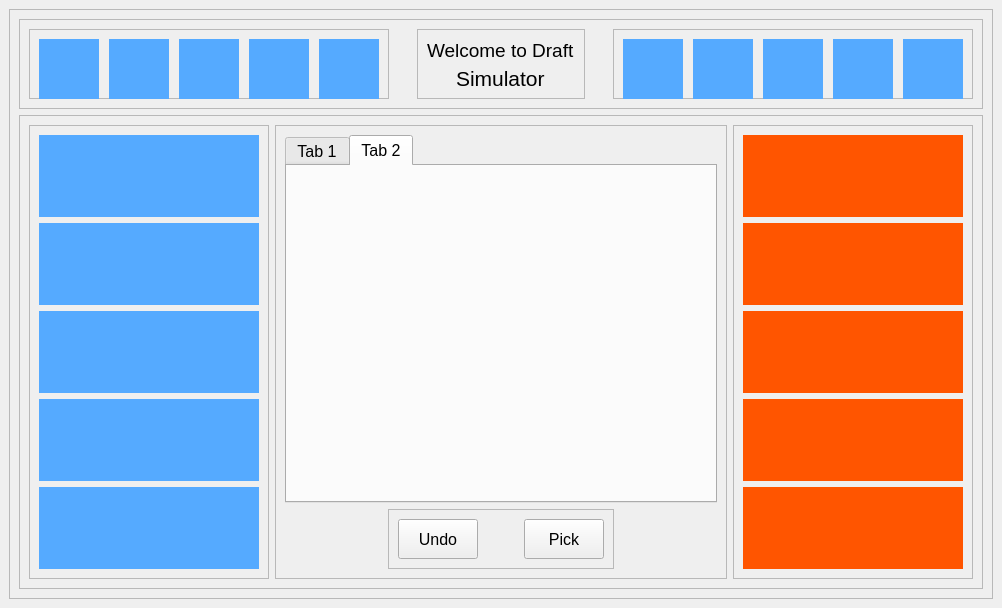
Before: the Qt Designer form ui/draft.ui in elian-olbz/mlbb-drafting-and-simulation-tools, drawn with Qt 5.
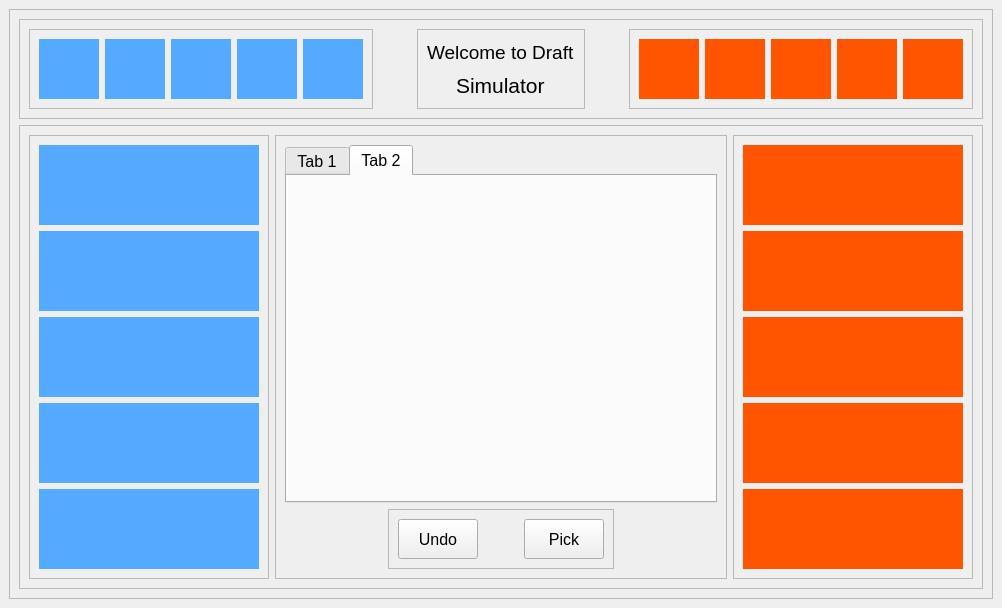
After: the same form once the commit is applied. The open tabs and pages were chosen to show the change.

Commit message: heroes properly displaying when clicked, attempt to add highlight when clicked failed. Only last tab highlights properly

```diff
--- a/ui/draft.ui
+++ b/ui/draft.ui
@@ -41,22 +41,10 @@
          <layout class="QHBoxLayout" name="horizontalLayout">
           <item>
            <widget class="QFrame" name="blue_ban_frame">
-            <property name="sizePolicy">
-             <sizepolicy hsizetype="Fixed" vsizetype="Fixed">
-              <horstretch>0</horstretch>
-              <verstretch>0</verstretch>
-             </sizepolicy>
-            </property>
             <property name="minimumSize">
              <size>
-              <width>360</width>
-              <height>70</height>
-             </size>
-            </property>
-            <property name="maximumSize">
-             <size>
-              <width>400</width>
-              <height>70</height>
+              <width>0</width>
+              <height>0</height>
              </size>
             </property>
             <property name="frameShape">
@@ -65,6 +53,8 @@
             <property name="frameShadow">
              <enum>QFrame::Raised</enum>
             </property>
+            <layout class="QHBoxLayout" name="horizontalLayout_3">
+             <item>
             <widget class="QLabel" name="blue_ban1">
              <property name="geometry">
               <rect>
@@ -102,15 +92,9 @@
               <set>Qt::AlignCenter</set>
              </property>
             </widget>
+             </item>
+             <item>
             <widget class="QLabel" name="blue_ban2">
-             <property name="geometry">
-              <rect>
-               <x>80</x>
-               <y>10</y>
-               <width>60</width>
-               <height>60</height>
-              </rect>
-             </property>
              <property name="sizePolicy">
               <sizepolicy hsizetype="Fixed" vsizetype="Fixed">
                <horstretch>0</horstretch>
@@ -139,15 +123,9 @@
               <set>Qt::AlignCenter</set>
              </property>
             </widget>
+             </item>
+             <item>
             <widget class="QLabel" name="blue_ban3">
-             <property name="geometry">
-              <rect>
-               <x>150</x>
-               <y>10</y>
-               <width>60</width>
-               <height>60</height>
-              </rect>
-             </property>
              <property name="sizePolicy">
               <sizepolicy hsizetype="Fixed" vsizetype="Fixed">
                <horstretch>0</horstretch>
@@ -176,15 +154,9 @@
               <set>Qt::AlignCenter</set>
              </property>
             </widget>
+             </item>
+             <item>
             <widget class="QLabel" name="blue_ban4">
-             <property name="geometry">
-              <rect>
-               <x>220</x>
-               <y>10</y>
-               <width>60</width>
-               <height>60</height>
-              </rect>
-             </property>
              <property name="sizePolicy">
               <sizepolicy hsizetype="Fixed" vsizetype="Fixed">
                <horstretch>0</horstretch>
@@ -213,15 +185,9 @@
               <set>Qt::AlignCenter</set>
              </property>
             </widget>
+             </item>
+             <item>
             <widget class="QLabel" name="blue_ban5">
-             <property name="geometry">
-              <rect>
-               <x>290</x>
-               <y>10</y>
-               <width>60</width>
-               <height>60</height>
-              </rect>
-             </property>
              <property name="sizePolicy">
               <sizepolicy hsizetype="Fixed" vsizetype="Fixed">
                <horstretch>0</horstretch>
@@ -250,6 +216,8 @@
               <set>Qt::AlignCenter</set>
              </property>
             </widget>
+             </item>
+            </layout>
            </widget>
           </item>
           <item>
@@ -334,22 +302,10 @@
           </item>
           <item>
            <widget class="QFrame" name="red_ban_frame">
-            <property name="sizePolicy">
-             <sizepolicy hsizetype="Fixed" vsizetype="Fixed">
-              <horstretch>0</horstretch>
-              <verstretch>0</verstretch>
-             </sizepolicy>
-            </property>
             <property name="minimumSize">
              <size>
-              <width>360</width>
-              <height>70</height>
-             </size>
-            </property>
-            <property name="maximumSize">
-             <size>
-              <width>400</width>
-              <height>70</height>
+              <width>0</width>
+              <height>0</height>
              </size>
             </property>
             <property name="frameShape">
@@ -358,25 +314,19 @@
             <property name="frameShadow">
              <enum>QFrame::Raised</enum>
             </property>
+            <layout class="QHBoxLayout" name="horizontalLayout_4">
+             <item>
             <widget class="QLabel" name="red_ban1">
-             <property name="geometry">
-              <rect>
-               <x>10</x>
-               <y>10</y>
-               <width>60</width>
-               <height>60</height>
-              </rect>
-             </property>
              <property name="sizePolicy">
-              <sizepolicy hsizetype="Expanding" vsizetype="Expanding">
+                <sizepolicy hsizetype="Fixed" vsizetype="Fixed">
                <horstretch>0</horstretch>
                <verstretch>0</verstretch>
               </sizepolicy>
              </property>
              <property name="minimumSize">
               <size>
-               <width>40</width>
-               <height>40</height>
+                 <width>60</width>
+                 <height>60</height>
               </size>
              </property>
              <property name="maximumSize">
@@ -386,7 +336,7 @@
               </size>
              </property>
              <property name="styleSheet">
-              <string notr="true">background-color: rgb(85, 170, 255);</string>
+                <string notr="true">background-color: rgb(255, 85, 0);</string>
              </property>
              <property name="text">
               <string/>
@@ -395,25 +345,19 @@
               <set>Qt::AlignCenter</set>
              </property>
             </widget>
+             </item>
+             <item>
             <widget class="QLabel" name="red_ban2">
-             <property name="geometry">
-              <rect>
-               <x>80</x>
-               <y>10</y>
-               <width>60</width>
-               <height>60</height>
-              </rect>
-             </property>
              <property name="sizePolicy">
-              <sizepolicy hsizetype="Expanding" vsizetype="Expanding">
+                <sizepolicy hsizetype="Fixed" vsizetype="Fixed">
                <horstretch>0</horstretch>
                <verstretch>0</verstretch>
               </sizepolicy>
              </property>
              <property name="minimumSize">
               <size>
-               <width>40</width>
-               <height>40</height>
+                 <width>60</width>
+                 <height>60</height>
               </size>
              </property>
              <property name="maximumSize">
@@ -423,7 +367,7 @@
               </size>
              </property>
              <property name="styleSheet">
-              <string notr="true">background-color: rgb(85, 170, 255);</string>
+                <string notr="true">background-color: rgb(255, 85, 0);</string>
              </property>
              <property name="text">
               <string/>
@@ -432,15 +376,9 @@
               <set>Qt::AlignCenter</set>
              </property>
             </widget>
+             </item>
+             <item>
             <widget class="QLabel" name="red_ban3">
-             <property name="geometry">
-              <rect>
-               <x>150</x>
-               <y>10</y>
-               <width>60</width>
-               <height>60</height>
-              </rect>
-             </property>
              <property name="sizePolicy">
               <sizepolicy hsizetype="Fixed" vsizetype="Fixed">
                <horstretch>0</horstretch>
@@ -449,8 +387,8 @@
              </property>
              <property name="minimumSize">
               <size>
-               <width>40</width>
-               <height>40</height>
+                 <width>60</width>
+                 <height>60</height>
               </size>
              </property>
              <property name="maximumSize">
@@ -460,7 +398,7 @@
               </size>
              </property>
              <property name="styleSheet">
-              <string notr="true">background-color: rgb(85, 170, 255);</string>
+                <string notr="true">background-color: rgb(255, 85, 0);</string>
              </property>
              <property name="text">
               <string/>
@@ -469,15 +407,9 @@
               <set>Qt::AlignCenter</set>
              </property>
             </widget>
+             </item>
+             <item>
             <widget class="QLabel" name="red_ban4">
-             <property name="geometry">
-              <rect>
-               <x>220</x>
-               <y>10</y>
-               <width>60</width>
-               <height>60</height>
-              </rect>
-             </property>
              <property name="sizePolicy">
               <sizepolicy hsizetype="Fixed" vsizetype="Fixed">
                <horstretch>0</horstretch>
@@ -486,8 +418,8 @@
              </property>
              <property name="minimumSize">
               <size>
-               <width>40</width>
-               <height>40</height>
+                 <width>60</width>
+                 <height>60</height>
               </size>
              </property>
              <property name="maximumSize">
@@ -497,7 +429,7 @@
               </size>
              </property>
              <property name="styleSheet">
-              <string notr="true">background-color: rgb(85, 170, 255);</string>
+                <string notr="true">background-color: rgb(255, 85, 0);</string>
              </property>
              <property name="text">
               <string/>
@@ -506,15 +438,9 @@
               <set>Qt::AlignCenter</set>
              </property>
             </widget>
+             </item>
+             <item>
             <widget class="QLabel" name="red_ban5">
-             <property name="geometry">
-              <rect>
-               <x>290</x>
-               <y>10</y>
-               <width>60</width>
-               <height>60</height>
-              </rect>
-             </property>
              <property name="sizePolicy">
               <sizepolicy hsizetype="Fixed" vsizetype="Fixed">
                <horstretch>0</horstretch>
@@ -523,7 +449,7 @@
              </property>
              <property name="minimumSize">
               <size>
-               <width>40</width>
+                 <width>60</width>
                <height>60</height>
               </size>
              </property>
@@ -534,7 +460,7 @@
               </size>
              </property>
              <property name="styleSheet">
-              <string notr="true">background-color: rgb(85, 170, 255);</string>
+                <string notr="true">background-color: rgb(255, 85, 0);</string>
              </property>
              <property name="text">
               <string/>
@@ -543,6 +469,8 @@
               <set>Qt::AlignCenter</set>
              </property>
             </widget>
+             </item>
+            </layout>
            </widget>
           </item>
          </layout>
```
Left out of the diff: 12 changed lines with no effect on the pictures. Lines whose indentation alone changed are shown as unchanged. The commit also changes 7 other files.
